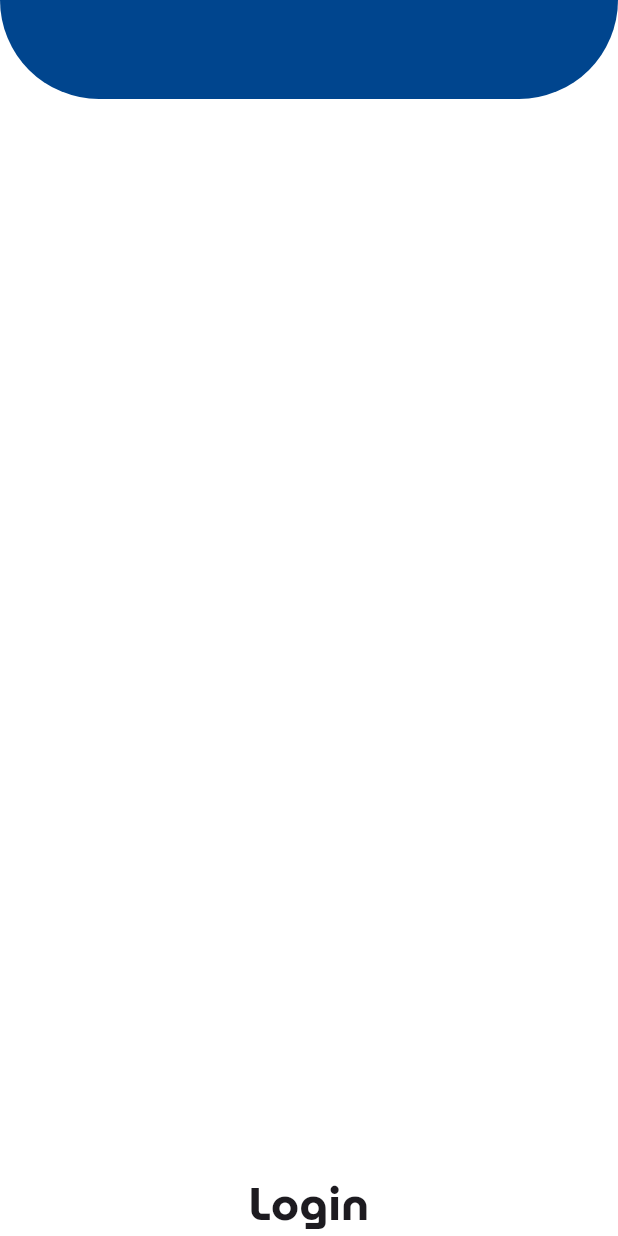
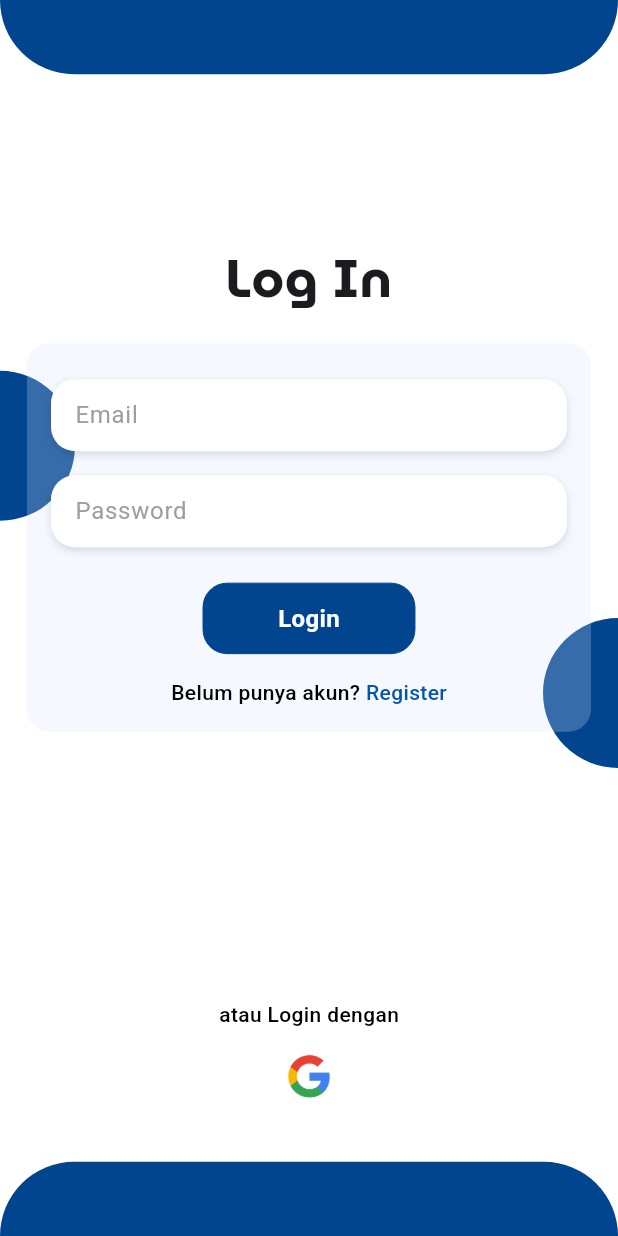
Before and after one commit to HCarrr/KertasinApp, a Flutter app: the LoginPage screen opened by its route, on a phone screen of 412 x 824 dp. Run offline on Flutter 3.47's test engine with Material 3 defaults, Android fonts, the phone set to English and light mode, and no system bars; our stand-ins replace get.

Commit message:
update loginPage, etc.

```diff
--- /dev/null
+++ b/lib/controllers/buttonController.dart
@@ -0,0 +1,8 @@
+import 'package:get/get.dart';
+
+class ButtonController extends GetxController {
+  var scale = 1.0.obs;
+
+  void pressDown() => scale.value = 0.95;
+  void pressUp() => scale.value = 1.0;
+}
--- a/lib/main.dart
+++ b/lib/main.dart
@@ -23,7 +23,7 @@ class MyApp extends StatelessWidget {
         useMaterial3: true,
       ),
       debugShowCheckedModeBanner: false,
-      home: LoginPage(),
+      home: Homescreen(),
     );
   }
 }
--- a/lib/pages/home/HomeScreen.dart
+++ b/lib/pages/home/HomeScreen.dart
@@ -2,6 +2,7 @@ import 'package:flutter/material.dart';
 import 'package:get/get.dart';
 import 'package:kertasinapp/utilities/colors.dart';
 import 'package:kertasinapp/utilities/typhography.dart';
+import 'package:kertasinapp/widgets/ButtonDefault.dart';
 
 class Homescreen extends StatelessWidget {
   const Homescreen({super.key});
@@ -15,32 +16,50 @@ class Homescreen extends StatelessWidget {
           children: [
             Container(
               width: Get.width,
-            padding: EdgeInsets.only(
-              top: MediaQuery.of(context).viewPadding.top + 12,
-              left: 16,
-              right: 16,
-              bottom: 12,
-            ),
               decoration: BoxDecoration(
                 color: kColorFirst,
+                borderRadius: BorderRadius.vertical(
+                  bottom: Radius.circular(40),
                 ),
-            child: Row(
+              ),
+              child: Padding(
+                padding: const EdgeInsets.all(18.0),
+                child: Column(
+                  crossAxisAlignment: CrossAxisAlignment.start,
                   children: [
-                IconButton(
-                  color: Colors.white,
-                  onPressed: () {},
-                  icon: Icon(Icons.arrow_back),
+                    SizedBox(
+                      height: Get.height * 0.06,
                     ),
-                Expanded(
-                    child: Text(
-                  "Kertas-in",
-                  style: TStyle.subtitle1,
-                )),
+                    Text(
+                      "Hi huda, welcome to",
+                      style: TStyle.subtitle1.copyWith(color: kColorPureWhite),
+                    ),
+                    Text(
+                      "KERTASIN",
+                      style: TStyle.title.copyWith(color: kColorPureWhite),
+                    ),
+                    SizedBox(height: 16),
+                    Buttondefault(
+                      text: "Buat Invoive Sekarang",
+                      isPrimary: false,
+                    ),
+                    SizedBox(height: Get.height * 0.04),
                   ],
                 ),
               ),
+            ),
+            Padding(
+              padding: const EdgeInsets.all(18.0),
+              child: Column(
+                children: [
+                  Text(
+                    "Produk   >>",
+                    style: TStyle.body1,
+                  )
                 ],
               ),
-    );
+            )
+          ],
+        ));
   }
 }
--- a/lib/pages/login/LoginPage.dart
+++ b/lib/pages/login/LoginPage.dart
@@ -1,7 +1,12 @@
 import 'package:flutter/material.dart';
 import 'package:get/get.dart';
+import 'package:kertasinapp/pages/home/HomeScreen.dart';
 import 'package:kertasinapp/utilities/colors.dart';
 import 'package:kertasinapp/utilities/typhography.dart';
+import 'package:kertasinapp/widgets/ButtonDefault.dart';
+
+import '../../utilities/assets_constants.dart';
+import '../../widgets/CustomeTextField.dart';
 
 class LoginPage extends StatelessWidget {
   const LoginPage({super.key});
@@ -9,11 +14,14 @@ class LoginPage extends StatelessWidget {
   @override
   Widget build(BuildContext context) {
     return Scaffold(
-        backgroundColor: kColorPureWhite,
-        body: Column(
-          children: [
-            Container(
-              height: Get.height * 0.08,
+      backgroundColor: kColorPureWhite,
+      body: Stack(
+        children: [
+          Positioned(
+            top: 0,
+            child: Container(
+              height: Get.height * 0.06,
+              width: Get.width,
               decoration: BoxDecoration(
                 color: kColorFirst,
                 borderRadius: BorderRadius.vertical(
@@ -21,12 +29,116 @@ class LoginPage extends StatelessWidget {
                 ),
               ),
             ),
-            Spacer(),
-            Text(
-              "Login",
-              style: TStyle.title,
+          ),
+          Positioned(
+            top: Get.height * 0.3,
+            left: -50,
+            child: Container(
+              width: 100,
+              height: 100,
+              decoration: const BoxDecoration(
+                color: kColorFirst,
+                borderRadius: BorderRadius.horizontal(
+                  right: Radius.circular(100),
+                ),
+              ),
             ),
-          ],
-        ));
+          ),
+          Positioned(
+            top: Get.height * 0.5,
+            right: -50,
+            child: Container(
+              width: 100,
+              height: 100,
+              decoration: const BoxDecoration(
+                color: kColorFirst,
+                borderRadius: BorderRadius.horizontal(
+                  left: Radius.circular(100),
+                ),
+              ),
+            ),
+          ),
+          Column(
+            children: [
+              const Spacer(),
+              Text(
+                "Log In",
+                style: TStyle.title,
+              ),
+              Container(
+                margin: const EdgeInsets.all(18),
+                decoration: BoxDecoration(
+                  color: const Color.fromARGB(255, 217, 226, 255)
+                      .withOpacity(0.25),
+                  borderRadius: BorderRadius.circular(15),
+                ),
+                child: Padding(
+                  padding: const EdgeInsets.all(16.0),
+                  child: Column(
+                    children: [
+                      const CustomTextField(hintText: 'Email'),
+                      const CustomTextField(
+                          hintText: 'Password', isPassword: true),
+                      const SizedBox(height: 16),
+                      Buttondefault(
+                        text: "Login",
+                        onTap: () {
+                          Get.to(Homescreen());
+                        },
+                      ),
+                      const SizedBox(height: 16),
+                      Row(
+                        mainAxisAlignment: MainAxisAlignment.center,
+                        children: [
+                          Text(
+                            "Belum punya akun?",
+                            style: TStyle.textChat,
+                          ),
+                          InkWell(
+                            onTap: () {
+                              Get.to(() => const Homescreen());
+                            },
+                            child: Text(
+                              " Register",
+                              style: TStyle.textChat
+                                  .copyWith(color: kColorPrimary),
+                            ),
+                          ),
+                        ],
+                      ),
+                    ],
+                  ),
+                ),
+              ),
+              const Spacer(),
+              Text(
+                "atau Login dengan",
+                style: TStyle.textChat,
+              ),
+              IconButton(
+                onPressed: () {
+                  // Aksi saat diklik
+                },
+                icon: Image.asset(
+                  AssetsConstant.icGoogle,
+                  width: 46,
+                  height: 46,
+                ),
+              ),
+              const SizedBox(height: 26),
+              Container(
+                height: Get.height * 0.06,
+                decoration: BoxDecoration(
+                  color: kColorFirst,
+                  borderRadius: const BorderRadius.vertical(
+                    top: Radius.circular(150),
+                  ),
+                ),
+              ),
+            ],
+          ),
+        ],
+      ),
+    );
   }
 }
--- /dev/null
+++ b/lib/utilities/assets_constants.dart
@@ -0,0 +1,3 @@
+class AssetsConstant {
+  static const String icGoogle = 'assets/icons/icGoogle.png';
+}
--- a/lib/utilities/colors.dart
+++ b/lib/utilities/colors.dart
@@ -1,6 +1,6 @@
 import 'dart:ui';
 
-const Color kColorPrimary = Color(0xFF00458E);
+const Color kColorPrimary = Color.fromARGB(255, 3, 84, 170);
 const Color kColorLightBlue = Color(0xFFCCE5FF);
 const Color kColorLightBlue2 = Color(0xFFE9F1FC);
 const Color kColorLightBlue4 = Color(0xFFE3F1FA);
--- a/lib/utilities/typhography.dart
+++ b/lib/utilities/typhography.dart
@@ -2,10 +2,9 @@ import 'package:flutter/material.dart';
 import 'colors.dart';
 
 class TStyle {
-  // Judul pakai MuseoModerno
   static const TextStyle title = TextStyle(
     fontFamily: 'MuseoModerno',
-    fontSize: 30,
+    fontSize: 35,
     fontWeight: FontWeight.bold,
   );
 
@@ -48,7 +47,7 @@ class TStyle {
     fontFamily: 'Roboto',
     fontWeight: FontWeight.w500,
     fontSize: 14,
-    color: kColorPureWhite,
+    color: kColorPureBlack,
   );
 
   static const TextStyle textChatItalic = TextStyle(
@@ -74,24 +73,24 @@ class TStyle {
   );
 
   static const TextStyle body1 = TextStyle(
-    fontFamily: 'Roboto',
-    fontWeight: FontWeight.w500,
-    fontSize: 16,
+    fontFamily: 'MuseoModerno',
+    fontWeight: FontWeight.w700,
+    fontSize: 18,
     color: kColorDarkGrey,
   );
 
   static const TextStyle subtitle2 = TextStyle(
     fontFamily: 'Roboto',
-    fontWeight: FontWeight.w400,
+    fontWeight: FontWeight.w600,
     fontSize: 16,
     color: kColorDarkGrey,
   );
 
   static const TextStyle subtitle1 = TextStyle(
     fontFamily: 'MuseoModerno',
-    fontWeight: FontWeight.w700,
-    fontSize: 16,
-    color: kColorDarkGrey,
+    fontWeight: FontWeight.w500,
+    fontSize: 18,
+    color: kColorMediumGrey,
   );
 
   static const TextStyle headline4 = TextStyle(
--- /dev/null
+++ b/lib/widgets/ButtonDefault.dart
@@ -0,0 +1,54 @@
+import 'package:flutter/material.dart';
+import 'package:get/get.dart';
+import 'package:kertasinapp/utilities/colors.dart';
+import 'package:kertasinapp/utilities/typhography.dart';
+
+import '../controllers/buttonController.dart';
+
+class Buttondefault extends StatelessWidget {
+  final String text;
+  final VoidCallback? onTap;
+  final bool isPrimary;
+
+  Buttondefault({
+    super.key,
+    required this.text,
+    this.onTap,
+    this.isPrimary = true,
+  });
+
+  final ButtonController controller = Get.put(ButtonController());
+
+  @override
+  Widget build(BuildContext context) {
+    return Obx(() {
+      return GestureDetector(
+        onTap: onTap,
+        onTapDown: (_) => controller.pressDown(),
+        onTapUp: (_) => controller.pressUp(),
+        onTapCancel: () => controller.pressUp(),
+        child: AnimatedScale(
+          scale: controller.scale.value,
+          duration: const Duration(milliseconds: 100),
+          child: Container(
+            padding: const EdgeInsets.symmetric(horizontal: 50, vertical: 12),
+            decoration: BoxDecoration(
+              color: isPrimary ? kColorFirst : kColorPureWhite,
+              borderRadius: BorderRadius.circular(16),
+              border: Border.all(
+                color: kColorFirst,
+                width: isPrimary ? 0 : 2, // kasih border kalau putih
+              ),
+            ),
+            child: Text(
+              text,
+              style: TStyle.button1.copyWith(
+                color: isPrimary ? kColorPureWhite : kColorFirst,
+              ),
+            ),
+          ),
+        ),
+      );
+    });
+  }
+}
--- /dev/null
+++ b/lib/widgets/CustomeTextField.dart
@@ -0,0 +1,44 @@
+import 'package:flutter/material.dart';
+
+class CustomTextField extends StatelessWidget {
+  final String hintText;
+  final bool isPassword;
+
+  const CustomTextField({
+    super.key,
+    required this.hintText,
+    this.isPassword = false,
+  });
+
+  @override
+  Widget build(BuildContext context) {
+    return Container(
+      margin: const EdgeInsets.symmetric(vertical: 8),
+      padding: const EdgeInsets.symmetric(horizontal: 16),
+      decoration: BoxDecoration(
+        color: Colors.white,
+        borderRadius: BorderRadius.circular(16), // rounded
+        boxShadow: [
+          BoxShadow(
+            color: Colors.black12,
+            blurRadius: 4,
+            offset: Offset(0, 2),
+          ),
+        ],
+      ),
+      child: TextField(
+        obscureText: isPassword,
+        decoration: InputDecoration(
+          border: InputBorder.none,
+          hintText: hintText,
+          hintStyle: const TextStyle(
+            color: Colors.grey,
+          ),
+        ),
+        style: const TextStyle(
+          color: Colors.black87,
+        ),
+      ),
+    );
+  }
+}
--- a/pubspec.yaml
+++ b/pubspec.yaml
@@ -60,9 +60,8 @@ flutter:
   uses-material-design: true
 
   # To add assets to your application, add an assets section, like this:
-  # assets:
-  #   - images/a_dot_burr.jpeg
-  #   - images/a_dot_ham.jpeg
+  assets:
+    - assets/icons/icGoogle.png
 
   # An image asset can refer to one or more resolution-specific "variants", see
   # https://flutter.dev/to/resolution-aware-images
```
Also changed, not shown: assets/icons/icGoogle.png (added). Lines whose indentation alone changed are shown as unchanged.
